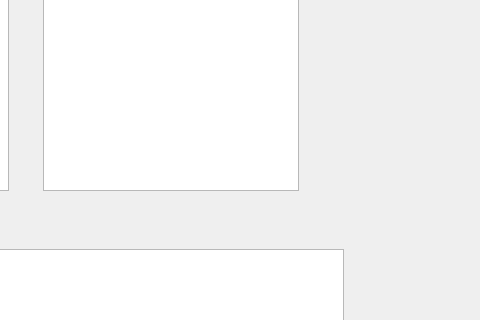
Above: talkingLips/mainwindow.ui from jbeougher7924/talkingLips before the change; both pictures show x 267 to 747 and y 168 to 488 of the 747 by 653 pixel window. Below: the same form after it.
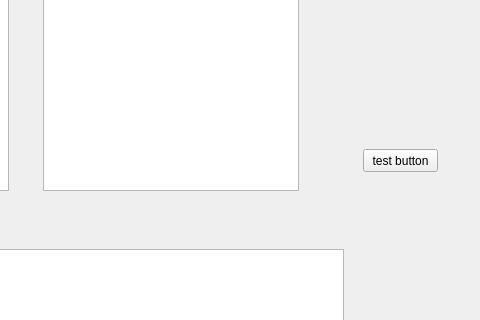
That is the form after the change.

What changed in the file:
```diff
--- a/talkingLips/mainwindow.ui
+++ b/talkingLips/mainwindow.ui
@@ -253,6 +253,19 @@
      </rect>
     </property>
    </widget>
+   <widget class="QPushButton" name="test_btn">
+    <property name="geometry">
+     <rect>
+      <x>630</x>
+      <y>300</y>
+      <width>75</width>
+      <height>23</height>
+     </rect>
+    </property>
+    <property name="text">
+     <string>test button</string>
+    </property>
+   </widget>
   </widget>
   <widget class="QMenuBar" name="menuBar">
    <property name="geometry">
```
